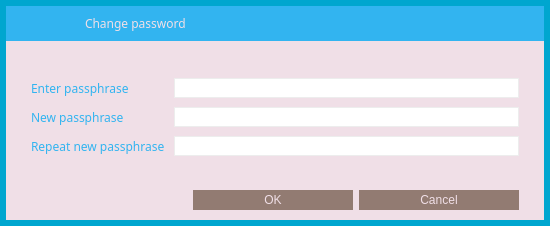
Old version of the form src/qt/forms/askpassphrasedialog.ui in the repository djtms/grumpycoin.
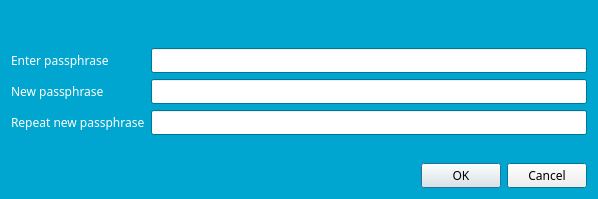
New version of the form. Icons and pictures are not drawn.

```diff
--- a/src/qt/forms/askpassphrasedialog.ui
+++ b/src/qt/forms/askpassphrasedialog.ui
@@ -6,12 +6,12 @@
    <rect>
     <x>0</x>
     <y>0</y>
-    <width>550</width>
-    <height>226</height>
+    <width>598</width>
+    <height>199</height>
    </rect>
   </property>
   <property name="sizePolicy">
-   <sizepolicy hsizetype="Preferred" vsizetype="Preferred">
+   <sizepolicy hsizetype="Preferred" vsizetype="Minimum">
     <horstretch>0</horstretch>
     <verstretch>0</verstretch>
    </sizepolicy>
@@ -22,257 +22,106 @@
     <height>0</height>
    </size>
   </property>
+  <property name="palette">
+   <palette>
+    <active>
+     <colorrole role="WindowText">
+      <brush brushstyle="SolidPattern">
+       <color alpha="255">
+        <red>255</red>
+        <green>255</green>
+        <blue>255</blue>
+       </color>
+      </brush>
+     </colorrole>
+     <colorrole role="Base">
+      <brush brushstyle="SolidPattern">
+       <color alpha="255">
+        <red>255</red>
+        <green>255</green>
+        <blue>255</blue>
+       </color>
+      </brush>
+     </colorrole>
+     <colorrole role="Window">
+      <brush brushstyle="SolidPattern">
+       <color alpha="255">
+        <red>0</red>
+        <green>166</green>
+        <blue>207</blue>
+       </color>
+      </brush>
+     </colorrole>
+    </active>
+    <inactive>
+     <colorrole role="WindowText">
+      <brush brushstyle="SolidPattern">
+       <color alpha="255">
+        <red>255</red>
+        <green>255</green>
+        <blue>255</blue>
+       </color>
+      </brush>
+     </colorrole>
+     <colorrole role="Base">
+      <brush brushstyle="SolidPattern">
+       <color alpha="255">
+        <red>255</red>
+        <green>255</green>
+        <blue>255</blue>
+       </color>
+      </brush>
+     </colorrole>
+     <colorrole role="Window">
+      <brush brushstyle="SolidPattern">
+       <color alpha="255">
+        <red>0</red>
+        <green>166</green>
+        <blue>207</blue>
+       </color>
+      </brush>
+     </colorrole>
+    </inactive>
+    <disabled>
+     <colorrole role="WindowText">
+      <brush brushstyle="SolidPattern">
+       <color alpha="255">
+        <red>127</red>
+        <green>127</green>
+        <blue>127</blue>
+       </color>
+      </brush>
+     </colorrole>
+     <colorrole role="Base">
+      <brush brushstyle="SolidPattern">
+       <color alpha="255">
+        <red>0</red>
+        <green>166</green>
+        <blue>207</blue>
+       </color>
+      </brush>
+     </colorrole>
+     <colorrole role="Window">
+      <brush brushstyle="SolidPattern">
+       <color alpha="255">
+        <red>0</red>
+        <green>166</green>
+        <blue>207</blue>
+       </color>
+      </brush>
+     </colorrole>
+    </disabled>
+   </palette>
+  </property>
+  <property name="font">
+   <font>
+    <family>Finger Paint</family>
+   </font>
+  </property>
   <property name="windowTitle">
    <string>Passphrase Dialog</string>
   </property>
-  <property name="styleSheet">
-   <string notr="true">*{
-    font-family:&quot;Finger Paint&quot;;
- }
-QLabel {
-	color: #32b4f0;
-}
-
-#AskPassphraseDialog {
-	background-color: rgb(0, 166, 207);
-}
-
-QLineEdit {
-	border: 1px solid #ededed;
-}
-</string>
-  </property>
   <layout class="QVBoxLayout" name="verticalLayout">
-   <property name="spacing">
-    <number>0</number>
-   </property>
-   <property name="leftMargin">
-    <number>6</number>
-   </property>
-   <property name="topMargin">
-    <number>6</number>
-   </property>
-   <property name="rightMargin">
-    <number>6</number>
-   </property>
-   <property name="bottomMargin">
-    <number>6</number>
-   </property>
-   <item>
-    <widget class="QFrame" name="frame">
-     <property name="styleSheet">
-      <string notr="true">#frame {
-	background-color: #f0dfe7;
-    border-style:none;
-}</string>
-     </property>
-     <property name="frameShape">
-      <enum>QFrame::StyledPanel</enum>
-     </property>
-     <property name="frameShadow">
-      <enum>QFrame::Raised</enum>
-     </property>
-     <layout class="QVBoxLayout" name="verticalLayout_2">
-      <property name="spacing">
-       <number>0</number>
-      </property>
-      <property name="leftMargin">
-       <number>0</number>
-      </property>
-      <property name="topMargin">
-       <number>0</number>
-      </property>
-      <property name="rightMargin">
-       <number>0</number>
-      </property>
-      <property name="bottomMargin">
-       <number>0</number>
-      </property>
-      <item>
-       <widget class="QWidget" name="wCaption" native="true">
-        <property name="minimumSize">
-         <size>
-          <width>0</width>
-          <height>35</height>
-         </size>
-        </property>
-        <property name="maximumSize">
-         <size>
-          <width>16777215</width>
-          <height>35</height>
-         </size>
-        </property>
-        <property name="styleSheet">
-         <string notr="true">#wCaption {
-	background-color:  rgb(50, 180, 240);
-}</string>
-        </property>
-        <property name="is_header" stdset="0">
-         <bool>true</bool>
-        </property>
-        <layout class="QHBoxLayout" name="horizontalLayout_19">
-         <property name="leftMargin">
-          <number>0</number>
-         </property>
-         <property name="topMargin">
-          <number>0</number>
-         </property>
-         <property name="rightMargin">
-          <number>0</number>
-         </property>
-         <property name="bottomMargin">
-          <number>0</number>
-         </property>
-         <item>
-          <spacer name="horizontalSpacer_26">
-           <property name="orientation">
-            <enum>Qt::Horizontal</enum>
-           </property>
-           <property name="sizeType">
-            <enum>QSizePolicy::Fixed</enum>
-           </property>
-           <property name="sizeHint" stdset="0">
-            <size>
-             <width>7</width>
-             <height>20</height>
-            </size>
-           </property>
-          </spacer>
-         </item>
-         <item>
-          <widget class="QLabel" name="lbTitleIcon">
-           <property name="sizePolicy">
-            <sizepolicy hsizetype="Preferred" vsizetype="Preferred">
-             <horstretch>0</horstretch>
-             <verstretch>0</verstretch>
-            </sizepolicy>
-           </property>
-           <property name="minimumSize">
-            <size>
-             <width>30</width>
-             <height>30</height>
-            </size>
-           </property>
-           <property name="maximumSize">
-            <size>
-             <width>30</width>
-             <height>30</height>
-            </size>
-           </property>
-           <property name="text">
-            <string/>
-           </property>
-           <property name="pixmap">
-            <pixmap resource="../res.qrc">:/res/change_pass.png</pixmap>
-           </property>
-          </widget>
-         </item>
-         <item>
-          <widget class="QLabel" name="lbTitleEncrypt">
-           <property name="sizePolicy">
-            <sizepolicy hsizetype="Preferred" vsizetype="Preferred">
-             <horstretch>0</horstretch>
-             <verstretch>0</verstretch>
-            </sizepolicy>
-           </property>
-           <property name="minimumSize">
-            <size>
-             <width>30</width>
-             <height>30</height>
-            </size>
-           </property>
-           <property name="maximumSize">
-            <size>
-             <width>30</width>
-             <height>30</height>
-            </size>
-           </property>
-           <property name="text">
-            <string/>
-           </property>
-           <property name="pixmap">
-            <pixmap resource="../res.qrc">:/res/encrypt.png</pixmap>
-           </property>
-          </widget>
-         </item>
-         <item>
-          <widget class="QLabel" name="lbTitle">
-           <property name="sizePolicy">
-            <sizepolicy hsizetype="Preferred" vsizetype="Preferred">
-             <horstretch>0</horstretch>
-             <verstretch>0</verstretch>
-            </sizepolicy>
-           </property>
-           <property name="font">
-            <font>
-             <family>Finger Paint</family>
-            </font>
-           </property>
-           <property name="styleSheet">
-            <string notr="true">QLabel {
-	color: #f0dfe7;
-}</string>
-           </property>
-           <property name="text">
-            <string>Change password</string>
-           </property>
-          </widget>
-         </item>
-         <item>
-          <widget class="QPushButton" name="bClose">
-           <property name="minimumSize">
-            <size>
-             <width>30</width>
-             <height>30</height>
-            </size>
-           </property>
-           <property name="maximumSize">
-            <size>
-             <width>30</width>
-             <height>30</height>
-            </size>
-           </property>
-           <property name="styleSheet">
-            <string notr="true">QPushButton {	
-	image: url(:/res/close_normal.png);
-	border: 0px solid gray;
-}
-QPushButton:pressed:flat {
-	image: url(:/res/close_normal.png);
-}
-
-QPushButton:hover {
-	image: url(:/res/close_hover.png);
-}</string>
-           </property>
-           <property name="text">
-            <string notr="true"/>
-           </property>
-           <property name="flat">
-            <bool>true</bool>
-           </property>
-          </widget>
-         </item>
-        </layout>
-       </widget>
-      </item>
-      <item>
-       <layout class="QHBoxLayout" name="horizontalLayout_3">
-        <property name="spacing">
-         <number>0</number>
-        </property>
-        <property name="leftMargin">
-         <number>25</number>
-        </property>
-        <property name="topMargin">
-         <number>9</number>
-        </property>
-        <property name="rightMargin">
-         <number>25</number>
-        </property>
-        <property name="bottomMargin">
-         <number>9</number>
-        </property>
         <item>
          <widget class="QLabel" name="warningLabel">
           <property name="font">
@@ -286,35 +135,52 @@
           <property name="wordWrap">
            <bool>true</bool>
           </property>
-          <property name="margin">
-           <number>0</number>
-          </property>
-         </widget>
-        </item>
-       </layout>
+    </widget>
       </item>
       <item>
        <layout class="QFormLayout" name="formLayout">
         <property name="fieldGrowthPolicy">
          <enum>QFormLayout::AllNonFixedFieldsGrow</enum>
         </property>
-        <property name="horizontalSpacing">
-         <number>9</number>
-        </property>
-        <property name="verticalSpacing">
-         <number>9</number>
-        </property>
-        <property name="leftMargin">
-         <number>25</number>
-        </property>
-        <property name="rightMargin">
-         <number>25</number>
-        </property>
-        <property name="bottomMargin">
-         <number>9</number>
-        </property>
         <item row="0" column="0">
          <widget class="QLabel" name="passLabel1">
+       <property name="palette">
+        <palette>
+         <active>
+          <colorrole role="WindowText">
+           <brush brushstyle="SolidPattern">
+            <color alpha="255">
+             <red>255</red>
+             <green>255</green>
+             <blue>255</blue>
+            </color>
+           </brush>
+          </colorrole>
+         </active>
+         <inactive>
+          <colorrole role="WindowText">
+           <brush brushstyle="SolidPattern">
+            <color alpha="255">
+             <red>255</red>
+             <green>255</green>
+             <blue>255</blue>
+            </color>
+           </brush>
+          </colorrole>
+         </inactive>
+         <disabled>
+          <colorrole role="WindowText">
+           <brush brushstyle="SolidPattern">
+            <color alpha="255">
+             <red>127</red>
+             <green>127</green>
+             <blue>127</blue>
+            </color>
+           </brush>
+          </colorrole>
+         </disabled>
+        </palette>
+       </property>
           <property name="font">
            <font>
             <family>Finger Paint</family>
@@ -327,11 +193,42 @@
         </item>
         <item row="0" column="1">
          <widget class="QLineEdit" name="passEdit1">
-          <property name="minimumSize">
-           <size>
-            <width>0</width>
-            <height>20</height>
-           </size>
+       <property name="palette">
+        <palette>
+         <active>
+          <colorrole role="WindowText">
+           <brush brushstyle="SolidPattern">
+            <color alpha="255">
+             <red>0</red>
+             <green>0</green>
+             <blue>0</blue>
+            </color>
+           </brush>
+          </colorrole>
+         </active>
+         <inactive>
+          <colorrole role="WindowText">
+           <brush brushstyle="SolidPattern">
+            <color alpha="255">
+             <red>0</red>
+             <green>0</green>
+             <blue>0</blue>
+            </color>
+           </brush>
+          </colorrole>
+         </inactive>
+         <disabled>
+          <colorrole role="WindowText">
+           <brush brushstyle="SolidPattern">
+            <color alpha="255">
+             <red>127</red>
+             <green>127</green>
+             <blue>127</blue>
+            </color>
+           </brush>
+          </colorrole>
+         </disabled>
+        </palette>
           </property>
           <property name="echoMode">
            <enum>QLineEdit::Password</enum>
@@ -340,6 +237,43 @@
         </item>
         <item row="1" column="0">
          <widget class="QLabel" name="passLabel2">
+       <property name="palette">
+        <palette>
+         <active>
+          <colorrole role="WindowText">
+           <brush brushstyle="SolidPattern">
+            <color alpha="255">
+             <red>255</red>
+             <green>255</green>
+             <blue>255</blue>
+            </color>
+           </brush>
+          </colorrole>
+         </active>
+         <inactive>
+          <colorrole role="WindowText">
+           <brush brushstyle="SolidPattern">
+            <color alpha="255">
+             <red>255</red>
+             <green>255</green>
+             <blue>255</blue>
+            </color>
+           </brush>
+          </colorrole>
+         </inactive>
+         <disabled>
+          <colorrole role="WindowText">
+           <brush brushstyle="SolidPattern">
+            <color alpha="255">
+             <red>127</red>
+             <green>127</green>
+             <blue>127</blue>
+            </color>
+           </brush>
+          </colorrole>
+         </disabled>
+        </palette>
+       </property>
           <property name="font">
            <font>
             <family>Finger Paint</family>
@@ -352,11 +286,42 @@
         </item>
         <item row="1" column="1">
          <widget class="QLineEdit" name="passEdit2">
-          <property name="minimumSize">
-           <size>
-            <width>0</width>
-            <height>20</height>
-           </size>
+       <property name="palette">
+        <palette>
+         <active>
+          <colorrole role="WindowText">
+           <brush brushstyle="SolidPattern">
+            <color alpha="255">
+             <red>0</red>
+             <green>0</green>
+             <blue>0</blue>
+            </color>
+           </brush>
+          </colorrole>
+         </active>
+         <inactive>
+          <colorrole role="WindowText">
+           <brush brushstyle="SolidPattern">
+            <color alpha="255">
+             <red>0</red>
+             <green>0</green>
+             <blue>0</blue>
+            </color>
+           </brush>
+          </colorrole>
+         </inactive>
+         <disabled>
+          <colorrole role="WindowText">
+           <brush brushstyle="SolidPattern">
+            <color alpha="255">
+             <red>127</red>
+             <green>127</green>
+             <blue>127</blue>
+            </color>
+           </brush>
+          </colorrole>
+         </disabled>
+        </palette>
           </property>
           <property name="echoMode">
            <enum>QLineEdit::Password</enum>
@@ -365,6 +330,43 @@
         </item>
         <item row="2" column="0">
          <widget class="QLabel" name="passLabel3">
+       <property name="palette">
+        <palette>
+         <active>
+          <colorrole role="WindowText">
+           <brush brushstyle="SolidPattern">
+            <color alpha="255">
+             <red>255</red>
+             <green>255</green>
+             <blue>255</blue>
+            </color>
+           </brush>
+          </colorrole>
+         </active>
+         <inactive>
+          <colorrole role="WindowText">
+           <brush brushstyle="SolidPattern">
+            <color alpha="255">
+             <red>255</red>
+             <green>255</green>
+             <blue>255</blue>
+            </color>
+           </brush>
+          </colorrole>
+         </inactive>
+         <disabled>
+          <colorrole role="WindowText">
+           <brush brushstyle="SolidPattern">
+            <color alpha="255">
+             <red>127</red>
+             <green>127</green>
+             <blue>127</blue>
+            </color>
+           </brush>
+          </colorrole>
+         </disabled>
+        </palette>
+       </property>
           <property name="font">
            <font>
             <family>Finger Paint</family>
@@ -377,11 +379,42 @@
         </item>
         <item row="2" column="1">
          <widget class="QLineEdit" name="passEdit3">
-          <property name="minimumSize">
-           <size>
-            <width>0</width>
-            <height>20</height>
-           </size>
+       <property name="palette">
+        <palette>
+         <active>
+          <colorrole role="WindowText">
+           <brush brushstyle="SolidPattern">
+            <color alpha="255">
+             <red>0</red>
+             <green>0</green>
+             <blue>0</blue>
+            </color>
+           </brush>
+          </colorrole>
+         </active>
+         <inactive>
+          <colorrole role="WindowText">
+           <brush brushstyle="SolidPattern">
+            <color alpha="255">
+             <red>0</red>
+             <green>0</green>
+             <blue>0</blue>
+            </color>
+           </brush>
+          </colorrole>
+         </inactive>
+         <disabled>
+          <colorrole role="WindowText">
+           <brush brushstyle="SolidPattern">
+            <color alpha="255">
+             <red>127</red>
+             <green>127</green>
+             <blue>127</blue>
+            </color>
+           </brush>
+          </colorrole>
+         </disabled>
+        </palette>
           </property>
           <property name="echoMode">
            <enum>QLineEdit::Password</enum>
@@ -390,12 +423,10 @@
         </item>
         <item row="3" column="1">
          <widget class="QLabel" name="capsLabel">
-          <property name="enabled">
-           <bool>true</bool>
-          </property>
           <property name="font">
            <font>
-            <family>Finger Paint</family>
+         <weight>75</weight>
+         <bold>true</bold>
            </font>
           </property>
           <property name="text">
@@ -409,34 +440,7 @@
        </layout>
       </item>
       <item>
-       <layout class="QHBoxLayout" name="horizontalLayout_2">
-        <property name="spacing">
-         <number>0</number>
-        </property>
-        <property name="rightMargin">
-         <number>25</number>
-        </property>
-        <item>
          <widget class="QDialogButtonBox" name="buttonBox">
-          <property name="styleSheet">
-           <string notr="true">QPushButton {
-	background-color: #927b72;
-	color: #f0dfe7;
-	border: 0px solid gray;
-	max-height: 20px;
-	min-height: 20px;
-	max-width: 160px;
-	min-width: 160px;
-}
-
-QPushButton:hover {
-	background-color: #32b4f0;
-}
-
-QPushButton:pressed:flat {
-	background-color: #00a3de;
-}</string>
-          </property>
           <property name="orientation">
            <enum>Qt::Horizontal</enum>
           </property>
@@ -446,31 +450,8 @@
          </widget>
         </item>
        </layout>
-      </item>
-      <item>
-       <spacer name="verticalSpacer">
-        <property name="orientation">
-         <enum>Qt::Vertical</enum>
-        </property>
-        <property name="sizeType">
-         <enum>QSizePolicy::Fixed</enum>
-        </property>
-        <property name="sizeHint" stdset="0">
-         <size>
-          <width>20</width>
-          <height>10</height>
-         </size>
-        </property>
-       </spacer>
-      </item>
-     </layout>
-    </widget>
-   </item>
-  </layout>
- </widget>
- <resources>
-  <include location="../res.qrc"/>
- </resources>
+ </widget>
+ <resources/>
  <connections>
   <connection>
    <sender>buttonBox</sender>
```
Left out of the diff: 16 changed lines with no effect on the pictures. Lines whose indentation alone changed are shown as unchanged.
